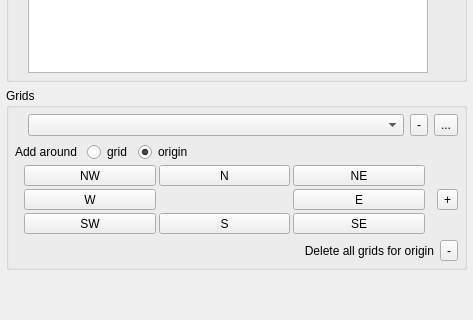
ArthurLion97/fossildigtools, file fdt_mainwidget.ui: the form before one commit; both pictures show x 0 to 473 and y 308 to 628 of the 473 by 628 pixel window.
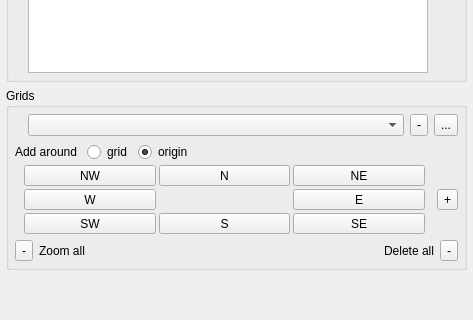
The form after the commit. Icons and pictures are not drawn. Custom widgets are drawn as their Qt base class.

Commit message: Add 'zoom to all grids of origin' buttons

The edit to the form file:
```diff
--- a/fdt_mainwidget.ui
+++ b/fdt_mainwidget.ui
@@ -444,10 +444,43 @@
               </property>
               <item row="4" column="0">
                <layout class="QHBoxLayout" name="horizontalLayout_3">
+                <item>
+                 <widget class="QToolButton" name="gridsZoomToAllBtn">
+                  <property name="maximumSize">
+                   <size>
+                    <width>16777215</width>
+                    <height>24</height>
+                   </size>
+                  </property>
+                  <property name="toolTip">
+                   <string>Zoom to all grids extent</string>
+                  </property>
+                  <property name="text">
+                   <string>-</string>
+                  </property>
+                  <property name="icon">
+                   <iconset resource="resources.qrc">
+                    <normaloff>:/plugins/fossildigtools/icons/zoom-grids.svg</normaloff>:/plugins/fossildigtools/icons/zoom-grids.svg</iconset>
+                  </property>
+                  <property name="iconSize">
+                   <size>
+                    <width>20</width>
+                    <height>20</height>
+                   </size>
+                  </property>
+                 </widget>
+                </item>
+                <item>
+                 <widget class="QLabel" name="label_2">
+                  <property name="text">
+                   <string>Zoom all</string>
+                  </property>
+                 </widget>
+                </item>
                 <item>
                  <widget class="QLabel" name="label">
                   <property name="text">
-                   <string>Delete all grids for origin</string>
+                   <string>Delete all</string>
                   </property>
                   <property name="alignment">
                    <set>Qt::AlignRight|Qt::AlignTrailing|Qt::AlignVCenter</set>
```
Left out of the diff: 2 changed lines with no effect on the pictures. The commit also changes 7 other files.
